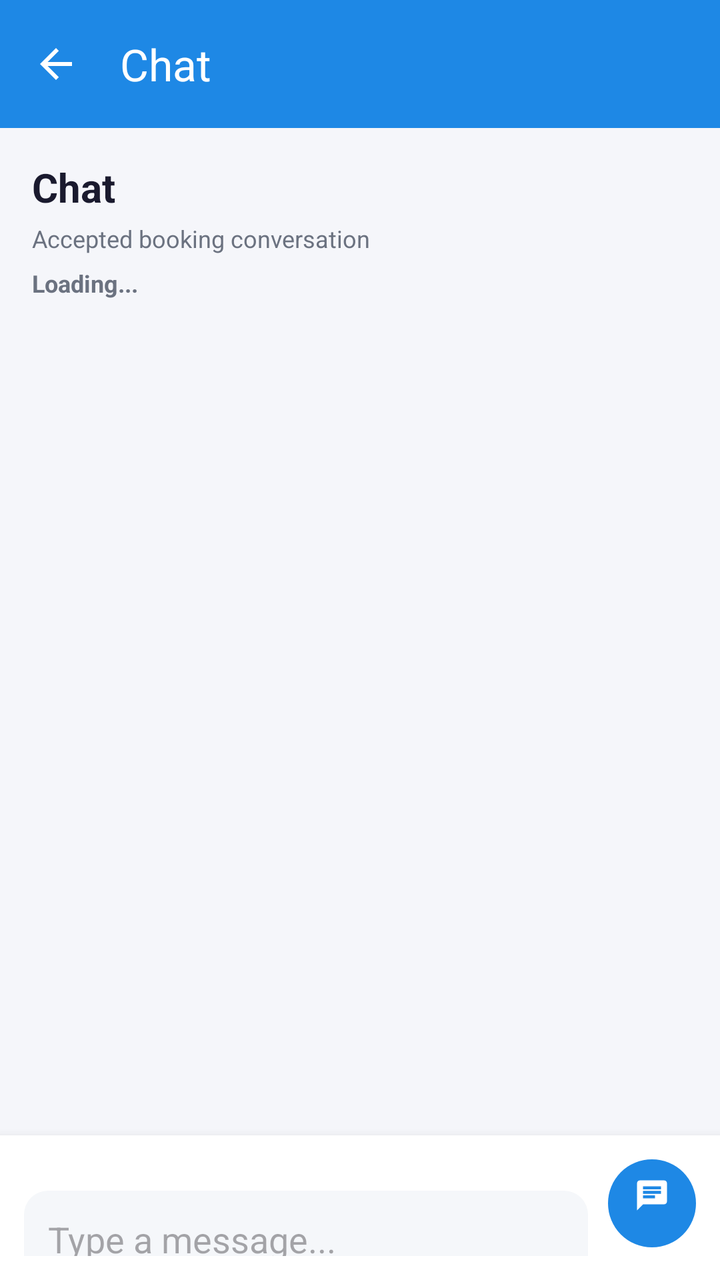
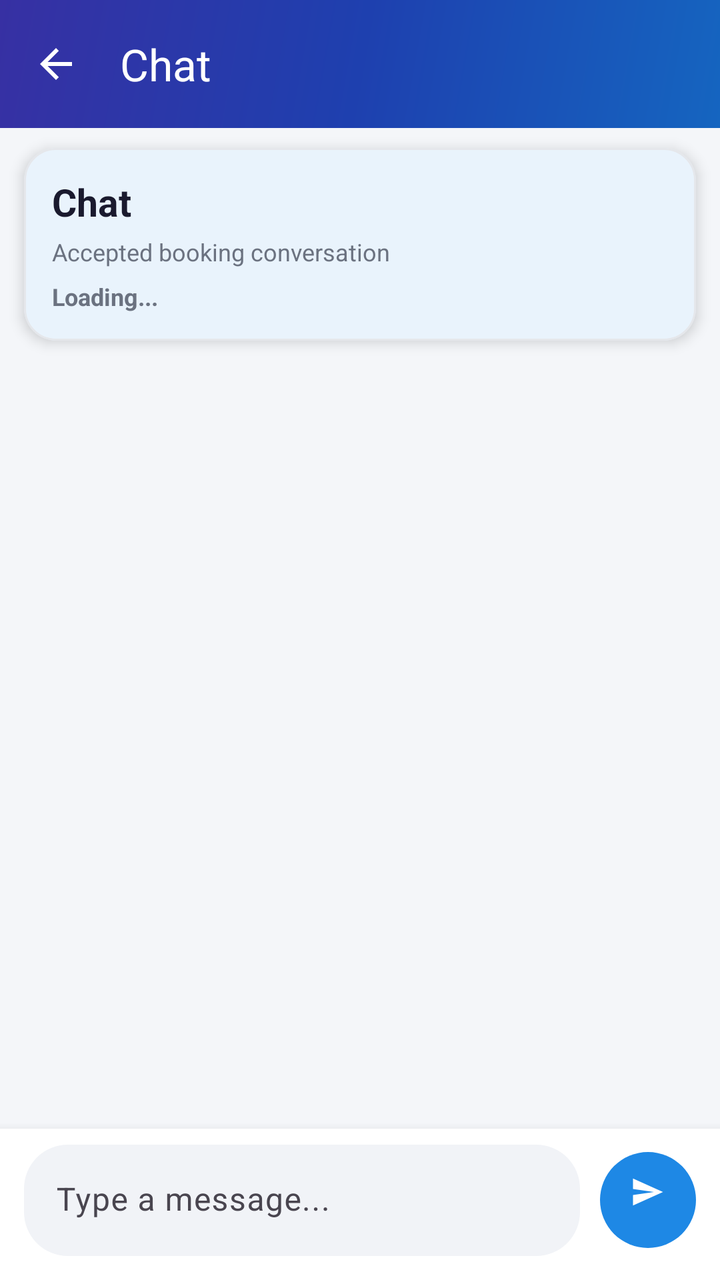

Before-and-after screenshots of an Android layout around one commit, followed by the original layout XML and the change that was made.
<!-- AndroidManifest.xml: application theme Theme.QuickFix -->
<!-- res/layout/activity_messages.xml -->
<?xml version="1.0" encoding="utf-8"?>
<androidx.coordinatorlayout.widget.CoordinatorLayout
    xmlns:android="http://schemas.android.com/apk/res/android"
    xmlns:app="http://schemas.android.com/apk/res-auto"
    android:layout_width="match_parent"
    android:layout_height="match_parent"
    android:background="#F5F6FA">

    <LinearLayout
        android:layout_width="match_parent"
        android:layout_height="match_parent"
        android:orientation="vertical">

        <com.google.android.material.appbar.MaterialToolbar
            android:id="@+id/toolbarMessages"
            android:layout_width="match_parent"
            android:layout_height="wrap_content"
            android:background="@color/primary"
            android:elevation="4dp"
            app:navigationIcon="@drawable/ic_arrow_back_white"
            app:titleTextColor="@android:color/white"
            app:subtitleTextColor="#EAF2FF"
            app:title="Chat" />

        <LinearLayout
            android:layout_width="match_parent"
            android:layout_height="wrap_content"
            android:orientation="vertical"
            android:padding="16dp">

            <TextView
                android:id="@+id/tvChatTitle"
                android:layout_width="wrap_content"
                android:layout_height="wrap_content"
                android:text="Chat"
                android:textColor="@color/text_primary"
                android:textSize="20sp"
                android:textStyle="bold" />

            <TextView
                android:id="@+id/tvChatSubtitle"
                android:layout_width="wrap_content"
                android:layout_height="wrap_content"
                android:layout_marginTop="4dp"
                android:text="Accepted booking conversation"
                android:textColor="@color/text_secondary"
                android:textSize="12sp" />

            <TextView
                android:id="@+id/tvChatStatus"
                android:layout_width="wrap_content"
                android:layout_height="wrap_content"
                android:layout_marginTop="6dp"
                android:text="Loading..."
                android:textColor="@color/text_secondary"
                android:textSize="12sp"
                android:textStyle="bold" />
        </LinearLayout>

        <androidx.recyclerview.widget.RecyclerView
            android:id="@+id/rvMessages"
            android:layout_width="match_parent"
            android:layout_height="0dp"
            android:layout_weight="1"
            android:clipToPadding="false"
            android:paddingStart="12dp"
            android:paddingEnd="12dp"
            android:paddingBottom="8dp" />

        <LinearLayout
            android:id="@+id/emptyState"
            android:layout_width="match_parent"
            android:layout_height="wrap_content"
            android:orientation="vertical"
            android:gravity="center"
            android:padding="16dp"
            android:visibility="gone">

            <TextView
                android:id="@+id/tvEmptyState"
                android:layout_width="wrap_content"
                android:layout_height="wrap_content"
                android:text="No messages yet"
                android:textColor="@color/text_secondary"
                android:textSize="14sp" />
        </LinearLayout>

        <LinearLayout
            android:id="@+id/composerBar"
            android:layout_width="match_parent"
            android:layout_height="wrap_content"
            android:orientation="horizontal"
            android:padding="12dp"
            android:background="@color/card_bg"
            android:elevation="8dp">

            <com.google.android.material.textfield.TextInputEditText
                android:id="@+id/etMessage"
                android:layout_width="0dp"
                android:layout_height="wrap_content"
                android:layout_weight="1"
                android:hint="Type a message..."
                android:minLines="1"
                android:maxLines="4"
                android:padding="12dp"
                android:background="@drawable/bg_profile_card_top_rounded" />

            <com.google.android.material.button.MaterialButton
                android:id="@+id/btnSend"
                android:layout_width="44dp"
                android:layout_height="44dp"
                android:layout_marginStart="10dp"
                android:text=""
                android:insetTop="0dp"
                android:insetBottom="0dp"
                app:icon="@drawable/ic_messages"
                app:iconTint="@android:color/white"
                app:iconGravity="textTop"
                app:cornerRadius="22dp"
                app:backgroundTint="@color/primary" />
        </LinearLayout>

    </LinearLayout>

    <ProgressBar
        android:id="@+id/progressBar"
        android:layout_width="40dp"
        android:layout_height="40dp"
        android:layout_gravity="center"
        android:visibility="gone" />

</androidx.coordinatorlayout.widget.CoordinatorLayout>
<!-- resources referenced by this layout -->
<resources>
  <color name="card_bg">#FFFFFF</color>
  <color name="primary">#1E88E5</color>
  <color name="text_primary">#1A1A2E</color>
  <color name="text_secondary">#6B7280</color>
  <!-- drawable bg_profile_card_top_rounded (drawable) -->
  <?xml version="1.0" encoding="utf-8"?>
  <shape xmlns:android="http://schemas.android.com/apk/res/android">
      <solid android:color="@color/surface_variant" />
      <corners android:radius="12dp" />
  </shape>
  <!-- drawable ic_arrow_back_white (drawable) -->
  <vector xmlns:android="http://schemas.android.com/apk/res/android"
      android:width="24dp"
      android:height="24dp"
      android:viewportWidth="24"
      android:viewportHeight="24">
      <path
          android:fillColor="#FFFFFF"
          android:pathData="M20,11H7.83l5.59,-5.59L12,4l-8,8 8,8 1.41,-1.41L7.83,13H20v-2z" />
  </vector>
  <!-- drawable ic_messages (drawable) -->
  <vector xmlns:android="http://schemas.android.com/apk/res/android"
      android:width="24dp"
      android:height="24dp"
      android:viewportWidth="24"
      android:viewportHeight="24">
      <path android:fillColor="#FFFFFF"
          android:pathData="M20,2H4c-1.1,0 -1.99,0.9 -1.99,2L2,22l4,-4h14c1.1,0 2,-0.9 2,-2V4c0,-1.1 -0.9,-2 -2,-2zM6,9h12v2H6V9zM14,14H6v-2h8v2zM18,8H6V6h12v2z"/>
  </vector>
  <style name="Theme.QuickFix" parent="Base.Theme.QuickFix" />
  <color name="surface_variant">#F5F7FA</color>
  <color name="primary_dark">#1565C0</color>
  <color name="accent_green">#43A047</color>
  <color name="screen_background">#F4F7FB</color>
  <color name="divider">#E5E7EB</color>
  <style name="Theme.QuickFix.AdminDialog" parent="ThemeOverlay.Material3.MaterialAlertDialog">
          <item name="colorSurface">@color/card_bg</item>
          <item name="colorOnSurface">@color/text_primary</item>
          <item name="colorOutline">@color/divider</item>
      </style>
  <style name="Theme.QuickFix.BottomSheet" parent="ThemeOverlay.Material3.BottomSheetDialog">
          <item name="colorSurface">@color/card_bg</item>
          <item name="colorOnSurface">@color/text_primary</item>
          <item name="android:colorBackground">@color/card_bg</item>
      </style>
  <style name="Widget.QuickFix.Button" parent="Widget.Material3.Button">
          <item name="backgroundTint">@color/primary</item>
          <item name="android:textColor">@color/white</item>
      </style>
  <style name="Widget.QuickFix.Chip.Filter" parent="Widget.Material3.Chip.Filter">
          <item name="chipBackgroundColor">@color/surface_variant</item>
          <item name="android:textColor">@color/text_primary</item>
          <item name="checkedIconTint">@color/primary</item>
      </style>
  <style name="Widget.QuickFix.TextInputLayout" parent="Widget.Material3.TextInputLayout.OutlinedBox">
          <item name="boxBackgroundColor">@color/input_background</item>
          <item name="boxStrokeColor">@color/input_stroke</item>
          <item name="boxStrokeErrorColor">@color/error_red</item>
          <item name="hintTextColor">@color/input_hint</item>
          <item name="startIconTint">@color/input_icon</item>
          <item name="endIconTint">@color/input_icon</item>
          <item name="boxStrokeWidthFocused">2dp</item>
      </style>
  <color name="white">#FFFFFFFF</color>
  <color name="input_background">#FFFFFF</color>
  <color name="input_stroke">#1E88E5</color>
  <color name="error_red">#D32F2F</color>
  <color name="input_hint">#6B7280</color>
  <color name="input_icon">#455A64</color>
  <!-- unchanged entries left out for length: 1 -->
</resources>

<!-- the commit's change to res/layout/activity_messages.xml (unified diff, before → after) -->
@@ -4,7 +4,7 @@
     xmlns:app="http://schemas.android.com/apk/res-auto"
     android:layout_width="match_parent"
     android:layout_height="match_parent"
-    android:background="#F5F6FA">
+    android:background="#F4F6F9">
 
     <LinearLayout
         android:layout_width="match_parent"
@@ -15,47 +15,57 @@
             android:id="@+id/toolbarMessages"
             android:layout_width="match_parent"
             android:layout_height="wrap_content"
-            android:background="@color/primary"
+            android:background="@drawable/bg_admin_header_gradient"
             android:elevation="4dp"
             app:navigationIcon="@drawable/ic_arrow_back_white"
             app:titleTextColor="@android:color/white"
             app:subtitleTextColor="#EAF2FF"
             app:title="Chat" />
 
-        <LinearLayout
+        <com.google.android.material.card.MaterialCardView
             android:layout_width="match_parent"
             android:layout_height="wrap_content"
-            android:orientation="vertical"
-            android:padding="16dp">
+            android:layout_marginStart="12dp"
+            android:layout_marginTop="10dp"
+            android:layout_marginEnd="12dp"
+            app:cardCornerRadius="16dp"
+            app:cardElevation="4dp">
 
-            <TextView
-                android:id="@+id/tvChatTitle"
-                android:layout_width="wrap_content"
+            <LinearLayout
+                android:layout_width="match_parent"
                 android:layout_height="wrap_content"
-                android:text="Chat"
-                android:textColor="@color/text_primary"
-                android:textSize="20sp"
-                android:textStyle="bold" />
+                android:orientation="vertical"
+                android:padding="14dp">
 
-            <TextView
-                android:id="@+id/tvChatSubtitle"
-                android:layout_width="wrap_content"
-                android:layout_height="wrap_content"
-                android:layout_marginTop="4dp"
-                android:text="Accepted booking conversation"
-                android:textColor="@color/text_secondary"
-                android:textSize="12sp" />
+                <TextView
+                    android:id="@+id/tvChatTitle"
+                    android:layout_width="wrap_content"
+                    android:layout_height="wrap_content"
+                    android:text="Chat"
+                    android:textColor="@color/text_primary"
+                    android:textSize="19sp"
+                    android:textStyle="bold" />
 
-            <TextView
-                android:id="@+id/tvChatStatus"
-                android:layout_width="wrap_content"
-                android:layout_height="wrap_content"
-                android:layout_marginTop="6dp"
-                android:text="Loading..."
-                android:textColor="@color/text_secondary"
-                android:textSize="12sp"
-                android:textStyle="bold" />
-        </LinearLayout>
+                <TextView
+                    android:id="@+id/tvChatSubtitle"
+                    android:layout_width="wrap_content"
+                    android:layout_height="wrap_content"
+                    android:layout_marginTop="4dp"
+                    android:text="Accepted booking conversation"
+                    android:textColor="@color/text_secondary"
+                    android:textSize="12sp" />
+
+                <TextView
+                    android:id="@+id/tvChatStatus"
+                    android:layout_width="wrap_content"
+                    android:layout_height="wrap_content"
+                    android:layout_marginTop="6dp"
+                    android:text="Loading..."
+                    android:textColor="@color/text_secondary"
+                    android:textSize="12sp"
+                    android:textStyle="bold" />
+            </LinearLayout>
+        </com.google.android.material.card.MaterialCardView>
 
         <androidx.recyclerview.widget.RecyclerView
             android:id="@+id/rvMessages"
@@ -63,9 +73,10 @@
             android:layout_height="0dp"
             android:layout_weight="1"
             android:clipToPadding="false"
-            android:paddingStart="12dp"
-            android:paddingEnd="12dp"
-            android:paddingBottom="8dp" />
+            android:paddingStart="10dp"
+            android:paddingTop="8dp"
+            android:paddingEnd="10dp"
+            android:paddingBottom="14dp" />
 
         <LinearLayout
             android:id="@+id/emptyState"
@@ -90,34 +101,53 @@
             android:layout_width="match_parent"
             android:layout_height="wrap_content"
             android:orientation="horizontal"
-            android:padding="12dp"
-            android:background="@color/card_bg"
+            android:gravity="center_vertical"
+            android:paddingStart="12dp"
+            android:paddingTop="8dp"
+            android:paddingEnd="12dp"
+            android:paddingBottom="12dp"
+            android:background="@color/white"
             android:elevation="8dp">
 
-            <com.google.android.material.textfield.TextInputEditText
-                android:id="@+id/etMessage"
+            <com.google.android.material.textfield.TextInputLayout
                 android:layout_width="0dp"
                 android:layout_height="wrap_content"
                 android:layout_weight="1"
-                android:hint="Type a message..."
-                android:minLines="1"
-                android:maxLines="4"
-                android:padding="12dp"
-                android:background="@drawable/bg_profile_card_top_rounded" />
+                app:boxBackgroundColor="#F1F3F7"
+                app:boxBackgroundMode="filled"
+                app:boxCornerRadiusBottomEnd="22dp"
+                app:boxCornerRadiusBottomStart="22dp"
+                app:boxCornerRadiusTopEnd="22dp"
+                app:boxCornerRadiusTopStart="22dp"
+                app:boxStrokeWidth="0dp">
+
+                <com.google.android.material.textfield.TextInputEditText
+                    android:id="@+id/etMessage"
+                    android:layout_width="match_parent"
+                    android:layout_height="wrap_content"
+                    android:hint="Type a message..."
+                    android:maxLines="4"
+                    android:minLines="1"
+                    android:paddingStart="10dp"
+                    android:paddingEnd="10dp"
+                    android:textColor="@color/text_primary"
+                    android:textColorHint="@color/text_secondary" />
+            </com.google.android.material.textfield.TextInputLayout>
 
             <com.google.android.material.button.MaterialButton
                 android:id="@+id/btnSend"
-                android:layout_width="44dp"
-                android:layout_height="44dp"
+                android:layout_width="48dp"
+                android:layout_height="48dp"
                 android:layout_marginStart="10dp"
+                style="@style/Widget.QuickFix.Button.Rounded"
                 android:text=""
                 android:insetTop="0dp"
                 android:insetBottom="0dp"
-                app:icon="@drawable/ic_messages"
+                app:icon="@drawable/ic_send"
                 app:iconTint="@android:color/white"
                 app:iconGravity="textTop"
-                app:cornerRadius="22dp"
-                app:backgroundTint="@color/primary" />
+                app:cornerRadius="24dp"
+                app:rippleColor="@color/primary_light" />
         </LinearLayout>
 
     </LinearLayout>
<!-- resource entries referenced after the edit -->
@@ -1,15 +1,10 @@
 <!-- resources referenced by this layout -->
 <resources>
+  <color name="primary_light">#E3F2FD</color>
   <color name="card_bg">#FFFFFF</color>
   <color name="primary">#1E88E5</color>
   <color name="text_primary">#1A1A2E</color>
   <color name="text_secondary">#6B7280</color>
-  <!-- drawable bg_profile_card_top_rounded (drawable) -->
-  <?xml version="1.0" encoding="utf-8"?>
-  <shape xmlns:android="http://schemas.android.com/apk/res/android">
-      <solid android:color="@color/surface_variant" />
-      <corners android:radius="12dp" />
-  </shape>
   <!-- drawable ic_arrow_back_white (drawable) -->
   <vector xmlns:android="http://schemas.android.com/apk/res/android"
       android:width="24dp"
@@ -20,15 +15,24 @@
           android:fillColor="#FFFFFF"
           android:pathData="M20,11H7.83l5.59,-5.59L12,4l-8,8 8,8 1.41,-1.41L7.83,13H20v-2z" />
   </vector>
-  <!-- drawable ic_messages (drawable) -->
+  <!-- drawable ic_send (drawable) -->
+  <?xml version="1.0" encoding="utf-8"?>
   <vector xmlns:android="http://schemas.android.com/apk/res/android"
       android:width="24dp"
       android:height="24dp"
       android:viewportWidth="24"
       android:viewportHeight="24">
-      <path android:fillColor="#FFFFFF"
-          android:pathData="M20,2H4c-1.1,0 -1.99,0.9 -1.99,2L2,22l4,-4h14c1.1,0 2,-0.9 2,-2V4c0,-1.1 -0.9,-2 -2,-2zM6,9h12v2H6V9zM14,14H6v-2h8v2zM18,8H6V6h12v2z"/>
+      <path
+          android:fillColor="#FFFFFFFF"
+          android:pathData="M2,21l20,-9L2,3v7l14,2 -14,2z" />
   </vector>
+  <style name="Widget.QuickFix.Button.Rounded" parent="Widget.Material3.Button">
+          <item name="cornerRadius">20dp</item>
+          <item name="backgroundTint">@color/primary</item>
+          <item name="android:textColor">@color/white</item>
+          <item name="android:insetTop">0dp</item>
+          <item name="android:insetBottom">0dp</item>
+      </style>
   <style name="Theme.QuickFix" parent="Base.Theme.QuickFix" />
   <color name="surface_variant">#F5F7FA</color>
   <color name="primary_dark">#1565C0</color>
@@ -64,6 +68,16 @@
           <item name="boxStrokeWidthFocused">2dp</item>
       </style>
   <color name="white">#FFFFFFFF</color>
+  <!-- drawable bg_admin_header_gradient (drawable) -->
+  <?xml version="1.0" encoding="utf-8"?>
+  <shape xmlns:android="http://schemas.android.com/apk/res/android">
+      <gradient
+          android:startColor="#1565C0"
+          android:centerColor="#1E40AF"
+          android:endColor="#3730A3"
+          android:angle="135"
+          android:type="linear" />
+  </shape>
   <color name="input_background">#FFFFFF</color>
   <color name="input_stroke">#1E88E5</color>
   <color name="error_red">#D32F2F</color>
